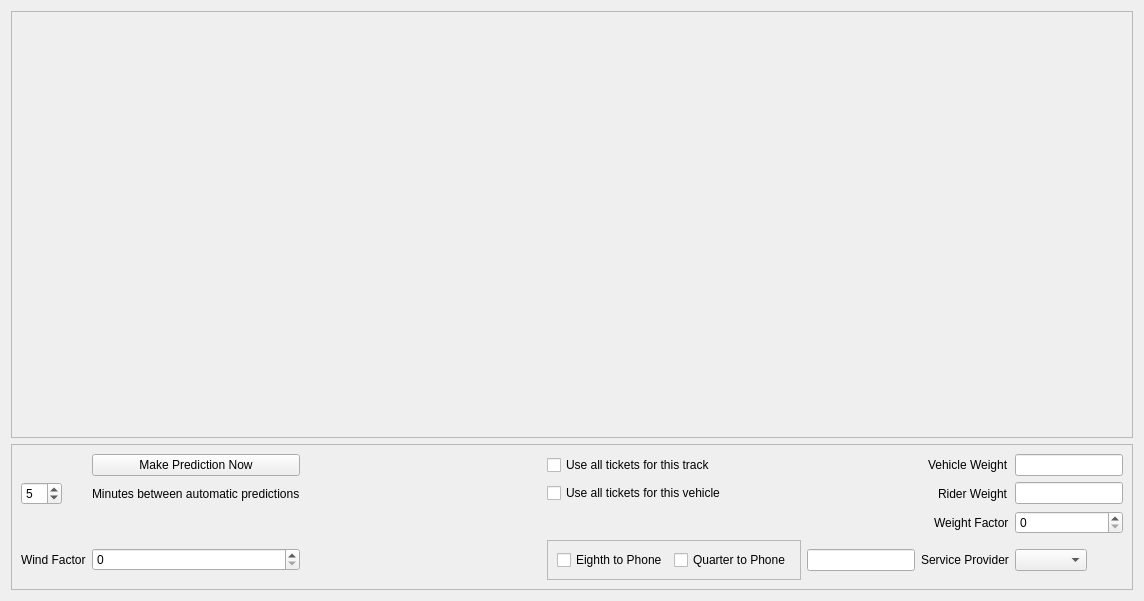
Old version of the form narob-desktop/predictiontab.ui in the repository iforgetware/narob.
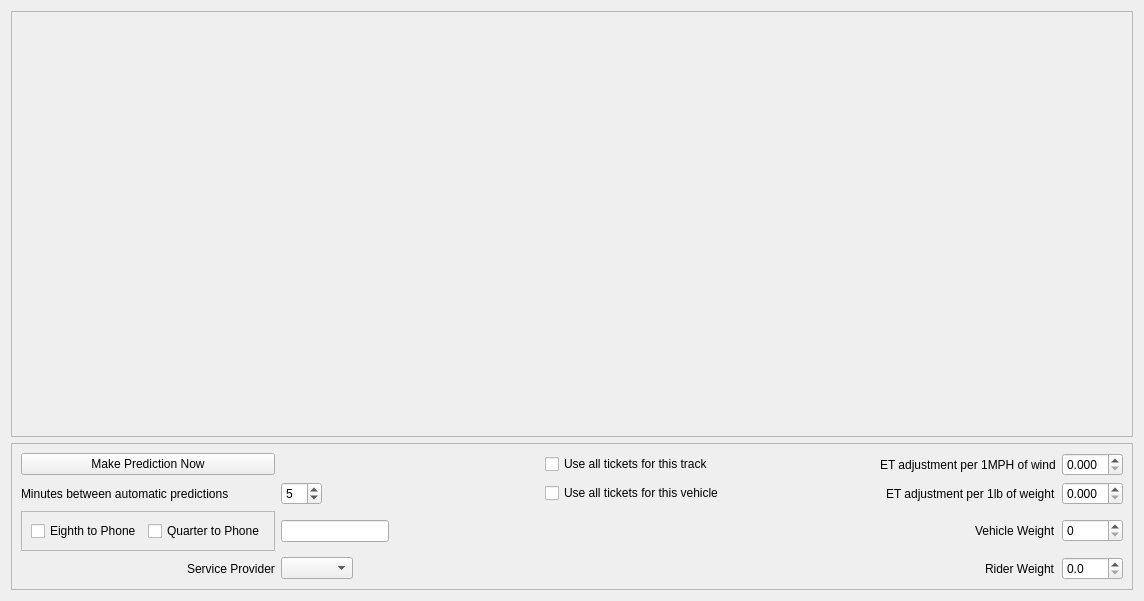
New version of the form. Custom widgets are drawn as their Qt base class.

The edit to the form file:
```diff
--- a/narob-desktop/predictiontab.ui
+++ b/narob-desktop/predictiontab.ui
@@ -40,102 +40,126 @@
       <enum>QFrame::Raised</enum>
      </property>
      <layout class="QGridLayout" name="gridLayout_4">
-      <item row="7" column="0">
-       <widget class="QLabel" name="windFactorLabel">
-        <property name="text">
-         <string>Wind Factor</string>
-        </property>
-       </widget>
-      </item>
-      <item row="2" column="3">
-       <widget class="QCheckBox" name="trackTicketsCheckBox">
-        <property name="text">
-         <string>Use all tickets for this track</string>
-        </property>
-       </widget>
-      </item>
-      <item row="5" column="1" alignment="Qt::AlignLeft">
-       <widget class="QLabel" name="minutesLabel">
-        <property name="text">
-         <string>Minutes between automatic predictions</string>
-        </property>
-       </widget>
-      </item>
-      <item row="6" column="10">
-       <widget class="QSpinBox" name="weightFactorSpinBox">
-        <property name="maximum">
-         <number>10</number>
-        </property>
-       </widget>
-      </item>
-      <item row="5" column="0">
-       <widget class="QSpinBox" name="minutesSpinBox">
-        <property name="sizePolicy">
-         <sizepolicy hsizetype="Maximum" vsizetype="Fixed">
-          <horstretch>0</horstretch>
-          <verstretch>0</verstretch>
-         </sizepolicy>
-        </property>
-        <property name="minimum">
-         <number>1</number>
-        </property>
-        <property name="maximum">
-         <number>15</number>
-        </property>
-        <property name="value">
-         <number>5</number>
-        </property>
-       </widget>
-      </item>
-      <item row="2" column="9" alignment="Qt::AlignRight">
+      <item row="7" column="11" alignment="Qt::AlignRight">
        <widget class="QLabel" name="vehicleWeightLabel">
         <property name="text">
          <string>Vehicle Weight</string>
         </property>
        </widget>
       </item>
-      <item row="5" column="9" alignment="Qt::AlignRight">
+      <item row="8" column="11" alignment="Qt::AlignRight">
        <widget class="QLabel" name="riderWeightLabel">
         <property name="text">
          <string>Rider Weight</string>
         </property>
        </widget>
       </item>
-      <item row="7" column="1">
-       <widget class="QSpinBox" name="windFactorSpinBox">
+      <item row="5" column="5">
+       <spacer name="horizontalSpacer">
+        <property name="orientation">
+         <enum>Qt::Horizontal</enum>
+        </property>
+        <property name="sizeHint" stdset="0">
+         <size>
+          <width>40</width>
+          <height>20</height>
+         </size>
+        </property>
+       </spacer>
+      </item>
+      <item row="4" column="1">
+       <widget class="QPushButton" name="makePredictionButton">
+        <property name="text">
+         <string>Make Prediction Now</string>
+        </property>
+       </widget>
+      </item>
+      <item row="5" column="1">
+       <widget class="QLabel" name="minutesLabel">
+        <property name="text">
+         <string>Minutes between automatic predictions</string>
+        </property>
+       </widget>
+      </item>
+      <item row="4" column="12">
+       <widget class="QDoubleSpinBox" name="windAdjustmentSpinBox">
+        <property name="decimals">
+         <number>3</number>
+        </property>
         <property name="maximum">
-         <number>10</number>
+         <double>0.990000000000000</double>
         </property>
        </widget>
       </item>
-      <item row="5" column="10">
-       <widget class="QLineEdit" name="riderWeightEdit">
-        <property name="sizePolicy">
-         <sizepolicy hsizetype="Maximum" vsizetype="Fixed">
-          <horstretch>0</horstretch>
-          <verstretch>0</verstretch>
-         </sizepolicy>
+      <item row="4" column="4">
+       <widget class="QCheckBox" name="trackTicketsCheckBox">
+        <property name="text">
+         <string>Use all tickets for this track</string>
         </property>
        </widget>
       </item>
-      <item row="2" column="10">
-       <widget class="QLineEdit" name="vehicleWeightEdit">
-        <property name="sizePolicy">
-         <sizepolicy hsizetype="Maximum" vsizetype="Fixed">
-          <horstretch>0</horstretch>
-          <verstretch>0</verstretch>
-         </sizepolicy>
+      <item row="5" column="12">
+       <widget class="QDoubleSpinBox" name="weightAdjustmentSpinBox">
+        <property name="decimals">
+         <number>3</number>
         </property>
+        <property name="maximum">
+         <double>0.999000000000000</double>
+        </property>
+        <property name="singleStep">
+         <double>0.001000000000000</double>
+        </property>
        </widget>
       </item>
-      <item row="7" column="9" alignment="Qt::AlignRight">
+      <item row="8" column="1" alignment="Qt::AlignRight">
        <widget class="QLabel" name="textProviderLabel">
         <property name="text">
          <string>Service Provider</string>
         </property>
        </widget>
       </item>
-      <item row="7" column="3">
+      <item row="5" column="4">
+       <widget class="QCheckBox" name="vehicleTicketsCheckBox">
+        <property name="text">
+         <string>Use all tickets for this vehicle</string>
+        </property>
+       </widget>
+      </item>
+      <item row="8" column="2">
+       <widget class="ProviderBox" name="textProviderComboBox">
+        <property name="sizePolicy">
+         <sizepolicy hsizetype="Maximum" vsizetype="Fixed">
+          <horstretch>0</horstretch>
+          <verstretch>0</verstretch>
+         </sizepolicy>
+        </property>
+       </widget>
+      </item>
+      <item row="5" column="11" alignment="Qt::AlignRight">
+       <widget class="QLabel" name="weightAdjustmentLabel">
+        <property name="text">
+         <string>ET adjustment per 1lb of weight</string>
+        </property>
+       </widget>
+      </item>
+      <item row="7" column="2">
+       <widget class="QLineEdit" name="textNumberEdit">
+        <property name="sizePolicy">
+         <sizepolicy hsizetype="Maximum" vsizetype="Fixed">
+          <horstretch>0</horstretch>
+          <verstretch>0</verstretch>
+         </sizepolicy>
+        </property>
+       </widget>
+      </item>
+      <item row="4" column="11" alignment="Qt::AlignRight">
+       <widget class="QLabel" name="windAdjustmentLabel">
+        <property name="text">
+         <string>ET adjustment per 1MPH of wind</string>
+        </property>
+       </widget>
+      </item>
+      <item row="7" column="1">
        <widget class="QFrame" name="frame_2">
         <property name="frameShape">
          <enum>QFrame::StyledPanel</enum>
@@ -161,59 +185,57 @@
         </layout>
        </widget>
       </item>
-      <item row="7" column="8">
-       <widget class="QLineEdit" name="textNumberEdit">
-        <property name="sizePolicy">
-         <sizepolicy hsizetype="Maximum" vsizetype="Fixed">
-          <horstretch>0</horstretch>
-          <verstretch>0</verstretch>
-         </sizepolicy>
-        </property>
-       </widget>
-      </item>
-      <item row="2" column="1">
-       <widget class="QPushButton" name="makePredictionButton">
-        <property name="text">
-         <string>Make Prediction Now</string>
-        </property>
-       </widget>
-      </item>
-      <item row="6" column="9" alignment="Qt::AlignRight">
-       <widget class="QLabel" name="weightFactorLabel">
-        <property name="text">
-         <string>Weight Factor</string>
-        </property>
-       </widget>
-      </item>
       <item row="5" column="3">
-       <widget class="QCheckBox" name="vehicleTicketsCheckBox">
-        <property name="text">
-         <string>Use all tickets for this vehicle</string>
+       <spacer name="horizontalSpacer_2">
+        <property name="orientation">
+         <enum>Qt::Horizontal</enum>
         </property>
-       </widget>
-      </item>
-      <item row="7" column="10">
-       <widget class="ProviderBox" name="textProviderComboBox">
-        <property name="sizePolicy">
-         <sizepolicy hsizetype="Maximum" vsizetype="Fixed">
-          <horstretch>0</horstretch>
-          <verstretch>0</verstretch>
-         </sizepolicy>
+        <property name="sizeHint" stdset="0">
+         <size>
+          <width>40</width>
+          <height>20</height>
+         </size>
         </property>
-       </widget>
+       </spacer>
       </item>
       <item row="5" column="2">
-       <spacer name="horizontalSpacer">
-        <property name="orientation">
-         <enum>Qt::Horizontal</enum>
+       <widget class="QSpinBox" name="minutesSpinBox">
+        <property name="sizePolicy">
+         <sizepolicy hsizetype="Maximum" vsizetype="Fixed">
+          <horstretch>0</horstretch>
+          <verstretch>0</verstretch>
+         </sizepolicy>
         </property>
-        <property name="sizeHint" stdset="0">
-         <size>
-          <width>40</width>
-          <height>20</height>
-         </size>
+        <property name="minimum">
+         <number>1</number>
         </property>
-       </spacer>
+        <property name="maximum">
+         <number>15</number>
+        </property>
+        <property name="value">
+         <number>5</number>
+        </property>
+       </widget>
+      </item>
+      <item row="8" column="12">
+       <widget class="QDoubleSpinBox" name="riderWeightSpinBox">
+        <property name="decimals">
+         <number>1</number>
+        </property>
+        <property name="maximum">
+         <double>999.000000000000000</double>
+        </property>
+        <property name="singleStep">
+         <double>0.100000000000000</double>
+        </property>
+       </widget>
+      </item>
+      <item row="7" column="12">
+       <widget class="QSpinBox" name="vehicleWeightSpinBox">
+        <property name="maximum">
+         <number>10000</number>
+        </property>
+       </widget>
       </item>
      </layout>
     </widget>
```
Left out of the diff: 13 changed lines with no effect on the pictures.
